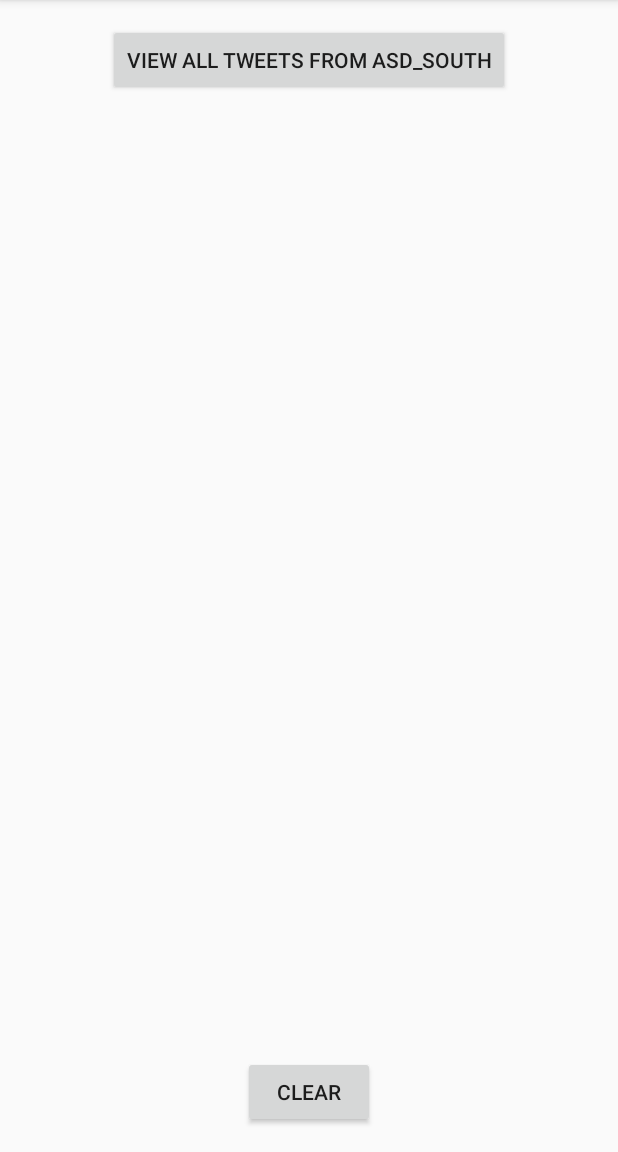
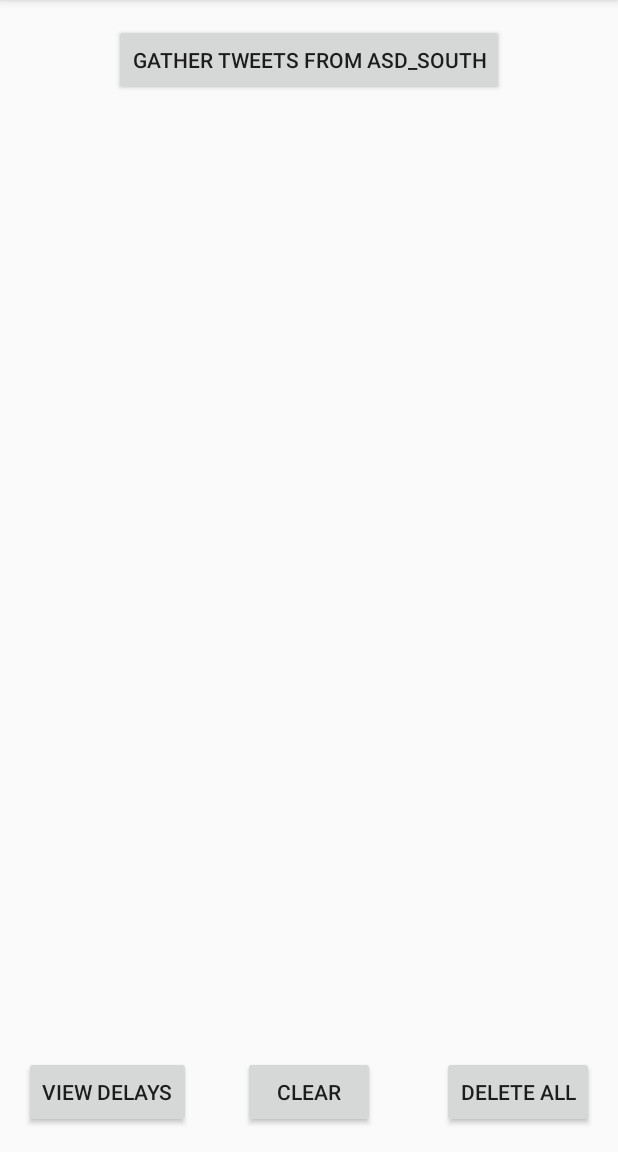
Before and after one commit to C0D3H0UND5/SnowDay, an Android app: the screen it shows after launch (MainActivity), on a phone screen of 412 x 824 dp, the part 84-1236 px from its top. Run offline under Robolectric (Android 15) with nearby library versions, the phone set to English and light mode, and no system bars.

Commit message:
Added ability to store information from tweets about delayed buses in a database as well as update information when necessary.

```diff
--- a/app/src/main/java/ca/sjhigh/snowday/MainActivity.java
+++ b/app/src/main/java/ca/sjhigh/snowday/MainActivity.java
@@ -8,8 +8,8 @@ import android.text.method.ScrollingMovementMethod;
 import android.view.View;
 import android.widget.Button;
 import android.widget.TextView;
-import android.widget.Toast;
 
+import java.util.Collections;
 import java.util.List;
 
 import twitter4j.Twitter;
@@ -20,41 +20,79 @@ import twitter4j.conf.ConfigurationBuilder;
 public class MainActivity extends AppCompatActivity {
 
     /** UI components **/
-    private Button viewAllDelays;
+    private Button getTweets;
+    private Button viewDelays;
     private Button clearList;
+    private Button deleteAll;
     private TextView tweetList;
 
     /** Logic variables **/
     private String user;
+    // I want to have the app store all of the delays for the current day in a database. It will
+    // delete all entries at the end of the day or individually if there is a correction tweet
+    private DatabaseHelper myDatabase;
 
     @Override
     protected void onCreate(Bundle savedInstanceState) {
         super.onCreate(savedInstanceState);
         setContentView(R.layout.activity_main);
 
-        // Currently hard-coded. Look into user inputted in future
         user = "ASD_South";
+        myDatabase = new DatabaseHelper(MainActivity.this);
 
         // Marry UI components in XML to their corresponding Java variable
-        viewAllDelays = (Button)findViewById(R.id.viewDelays_button);
+        getTweets = (Button)findViewById(R.id.viewDelays_button);
         clearList = (Button)findViewById(R.id.clear_button);
+        viewDelays = (Button)findViewById(R.id.showAll_button);
+        deleteAll = (Button)findViewById(R.id.deleteAll_button);
         tweetList = (TextView) findViewById(R.id.tweets_textView);
-        // Set textview to be scrollable
+        // Set TextView to be scrollable
         tweetList.setMovementMethod(new ScrollingMovementMethod());
-        // Execute async Twitter task when the button is clicked
-        viewAllDelays.setOnClickListener(new View.OnClickListener(){
+
+        /** Add click listeners **/
+        getTweets.setOnClickListener(new View.OnClickListener(){
             @Override
             public void onClick(View view){
                 new GetTweets().execute(user);
             }
         });
-        // Clear delay list
+        viewDelays.setOnClickListener(new View.OnClickListener(){
+            @Override
+            public void onClick(View view){
+                displayRecords();
+            }
+        });
         clearList.setOnClickListener(new View.OnClickListener(){
             @Override
             public void onClick(View view){
                 tweetList.setText(null);
             }
         });
+        deleteAll.setOnClickListener(new View.OnClickListener(){
+            @Override
+            public void onClick(View view){
+                deleteRecords();
+            }
+        });
+    }
+
+    /**
+     * Retrieves all of the records from the database and displays them
+     */
+    private void displayRecords(){
+        String string = "Current delays\n\n";
+        Tweet[] tweets = myDatabase.retrieveAllRecords();
+        for(Tweet tweet : tweets){
+            string += tweet.toString() + "\n\n";
+        }
+        tweetList.setText(string);
+    }
+
+    /**
+     * Deletes all of the records in the database
+     */
+    private void deleteRecords(){
+        myDatabase.deleteAll();
     }
 
     /**
@@ -62,7 +100,6 @@ public class MainActivity extends AppCompatActivity {
      * Some reading for the astute http://www.vogella.com/tutorials/AndroidBackgroundProcessing/article.html
      */
     class GetTweets extends AsyncTask<String, Void, Integer> {
-        private String stringBuilder;
         private final int SUCCESS = 0;
         private final int FAILURE = SUCCESS + 1;
         private ProgressDialog dialog;
@@ -97,13 +134,13 @@ public class MainActivity extends AppCompatActivity {
                 // QueryResult result = twitter.search(query);
                 // List<twitter4j.Status> tweets = result.getTweets();
 
+                // Gets the tweets from newest to oldest
                 List<twitter4j.Status> tweets = twitter.getUserTimeline(params[0]);
-                stringBuilder = "";
+                // Changes the tweet order to be oldest to newest
+                Collections.reverse(tweets);
                 if(tweets != null){
                     for(twitter4j.Status tweet : tweets){
-                        // Put in database
-                        stringBuilder += ("@" + tweet.getUser().getScreenName() + " - " + tweet.getText() + "\n");
-                        stringBuilder += (TwitterHelper.filterTweet(tweet) + "\n\n");
+                        TwitterHelper.storeTweet(tweet, myDatabase);
                     }
                     return SUCCESS;
                 }
@@ -119,10 +156,12 @@ public class MainActivity extends AppCompatActivity {
             super.onPostExecute(result);
             dialog.dismiss();
             if(result == SUCCESS){
-                tweetList.setText(stringBuilder);
+                // Toast.makeText(MainActivity.this, getString(R.string.success), Toast.LENGTH_LONG).show();
+                dialog = ProgressDialog.show(MainActivity.this, "", getString(R.string.success));
             }
             else{
-                Toast.makeText(MainActivity.this, getString(R.string.error), Toast.LENGTH_LONG).show();
+                // Toast.makeText(MainActivity.this, getString(R.string.error), Toast.LENGTH_LONG).show();
+                dialog = ProgressDialog.show(MainActivity.this, "", getString(R.string.error));
             }
         }
     }
--- a/app/src/main/res/layout/activity_main.xml
+++ b/app/src/main/res/layout/activity_main.xml
@@ -11,7 +11,7 @@
     tools:context="ca.sjhigh.snowday.MainActivity">
 
     <Button
-        android:text="@string/view_delays_button"
+        android:text="@string/get_tweets_button"
         android:layout_width="wrap_content"
         android:layout_height="wrap_content"
         android:id="@+id/viewDelays_button"
@@ -25,7 +25,8 @@
         android:layout_alignParentStart="true"
         android:id="@+id/tweets_textView"
         android:layout_above="@+id/clear_button"
-        android:layout_alignParentEnd="true" />
+        android:layout_alignParentEnd="true"
+        android:textAlignment="center" />
 
     <Button
         android:text="@string/clear_button"
@@ -35,4 +36,20 @@
         android:layout_centerHorizontal="true"
         android:id="@+id/clear_button" />
 
+    <Button
+        android:text="@string/show_all_button"
+        android:layout_width="wrap_content"
+        android:layout_height="wrap_content"
+        android:layout_alignParentBottom="true"
+        android:layout_alignParentStart="true"
+        android:id="@+id/showAll_button" />
+
+    <Button
+        android:text="@string/delete_all_button"
+        android:layout_width="wrap_content"
+        android:layout_height="wrap_content"
+        android:layout_alignParentBottom="true"
+        android:layout_alignParentEnd="true"
+        android:id="@+id/deleteAll_button" />
+
 </RelativeLayout>
--- a/app/src/main/res/values/strings.xml
+++ b/app/src/main/res/values/strings.xml
@@ -1,8 +1,10 @@
 <resources>
     <!-- UI strings -->
     <string name="app_name">Snow Day</string>
-    <string name="view_delays_button">View all tweets from ASD_South</string>
+    <string name="get_tweets_button">Gather tweets from ASD_South</string>
+    <string name="show_all_button">View Delays</string>
     <string name="clear_button">Clear</string>
+    <string name="delete_all_button">Delete All</string>
     <!-- Twitter configuration -->
     <string name="twitter_consumer_key">rAp2FY0VG9TrfvITabX9T8pdl</string>
     <string name="twitter_consumer_secret">qChV4hOKetgzKKvqoHmUdvB5pF4uIOMIMctYfTY2uSvEbzskyy</string>
@@ -10,8 +12,7 @@
     <string name="twitter_access_token_secret">be5rDCVCv1IP6BU32Ydeawy4LlmMfqBRf91357xessjCg</string>
     <!-- Stuff -->
     <string name="action_settings">Settings</string>
-    <string name="search">Search</string>
-    <string name="search_hint">Enter your search String</string>
+    <string name="success">Tweets successfully gathered</string>
     <string name="error">Error while searching tweets</string>
     <string name="searching">searching tweets</string>
 </resources>
```
Also changed, not shown: app/src/main/java/ca/sjhigh/snowday/TwitterHelper.java (+50 -8 lines), 1 other file.
